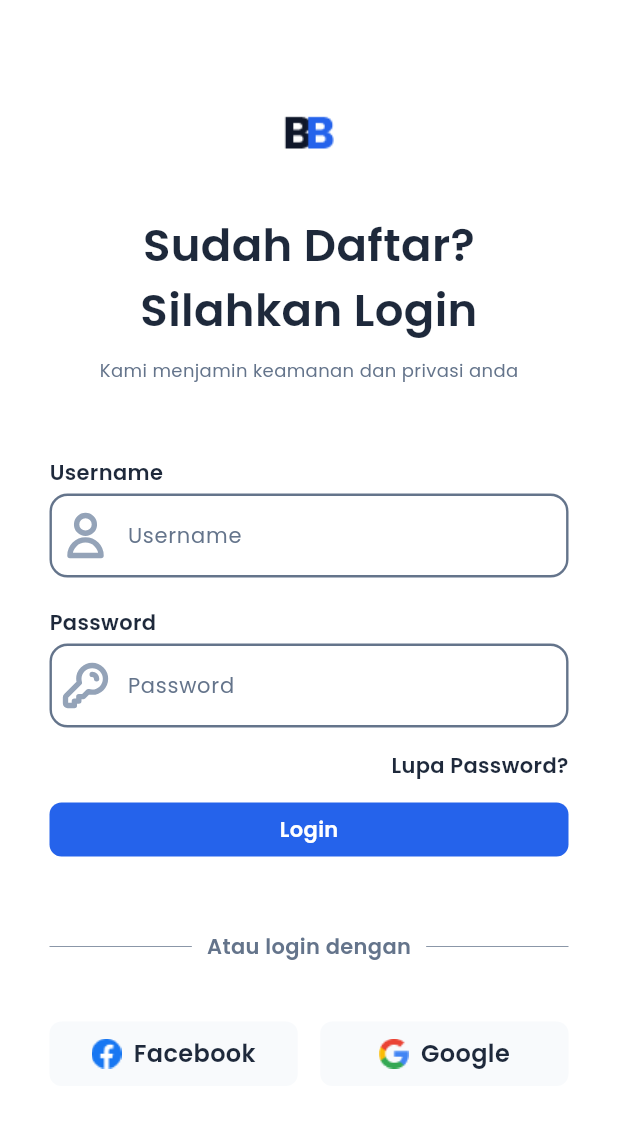
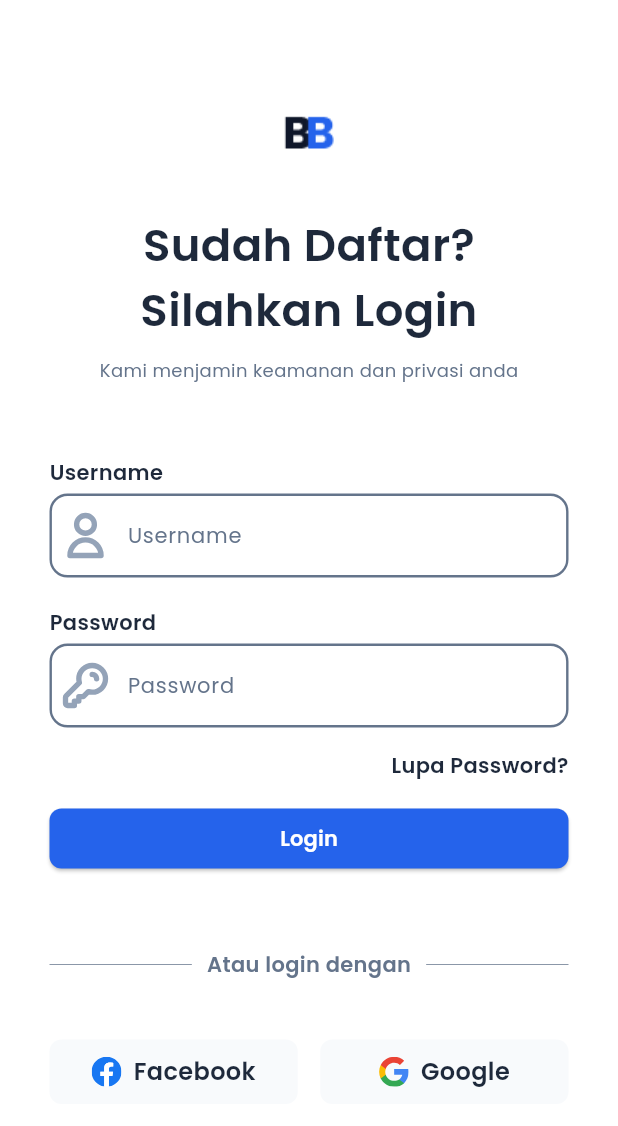
Before and after one commit to puturangga21/progmob-flutter, a Flutter app: the screen it shows after launch, on a phone screen of 412 x 824 dp. Shown: the top 1126 px of the screen. Run offline on Flutter 3.47's test engine with Material 3 defaults, Android fonts, the phone set to English and light mode, and no system bars; our stand-ins replace flutter_svg.

Commit message:
feat: Add new button, textfield, and card_login_social components

```diff
--- /dev/null
+++ b/lib/components/button.dart
@@ -0,0 +1,36 @@
+import 'package:flutter/material.dart';
+
+class MyButton extends StatelessWidget {
+  final String title;
+  final Color color;
+
+  const MyButton({
+    super.key,
+    required this.title,
+    required this.color,
+  });
+
+  @override
+  Widget build(BuildContext context) {
+    return SizedBox(
+      width: double.infinity,
+      child: ElevatedButton(
+          onPressed: () {},
+          style: ElevatedButton.styleFrom(
+            shape: RoundedRectangleBorder(
+              borderRadius: BorderRadius.circular(8),
+            ),
+            backgroundColor: color,
+          ),
+          child: Text(
+            title,
+            style: const TextStyle(
+              color: Colors.white,
+              fontFamily: 'Poppins',
+              fontWeight: FontWeight.w600,
+              fontSize: 14,
+            ),
+          )),
+    );
+  }
+}
--- /dev/null
+++ b/lib/components/card_login_social.dart
@@ -0,0 +1,47 @@
+import 'package:flutter/material.dart';
+import 'package:flutter_svg/svg.dart';
+import 'package:penmas/theme.dart';
+
+class CardLoginSocial extends StatelessWidget {
+  final String logo;
+  final String title;
+
+  const CardLoginSocial({
+    required this.logo,
+    required this.title,
+    super.key,
+  });
+
+  @override
+  Widget build(BuildContext context) {
+    return Flexible(
+      child: Container(
+        decoration: BoxDecoration(
+          color: const Color(0XFFF8FAFC),
+          borderRadius: BorderRadius.circular(8),
+        ),
+        padding: const EdgeInsets.symmetric(
+          vertical: 10,
+        ),
+        child: Row(
+          mainAxisAlignment: MainAxisAlignment.center,
+          children: [
+            Padding(
+              padding: const EdgeInsets.only(right: 8),
+              child: SvgPicture.asset(logo),
+            ),
+            Text(
+              title,
+              style: TextStyle(
+                fontFamily: 'Poppins',
+                fontSize: 16,
+                fontWeight: FontWeight.w600,
+                color: secondary,
+              ),
+            ),
+          ],
+        ),
+      ),
+    );
+  }
+}
--- a/lib/components/textfield.dart
+++ b/lib/components/textfield.dart
@@ -6,12 +6,14 @@ class MyTextField extends StatelessWidget {
   final String hintText;
   final String title;
   final String myIcons;
+  final bool hideText;
 
   const MyTextField({
     super.key,
     required this.hintText,
     required this.title,
     required this.myIcons,
+    required this.hideText,
   });
 
   @override
@@ -31,6 +33,8 @@ class MyTextField extends StatelessWidget {
         const SizedBox(height: 4),
         // text field
         TextField(
+          obscureText: hideText,
+          cursorColor: primary,
           style: const TextStyle(
             fontFamily: 'Poppins',
           ),
@@ -46,7 +50,7 @@ class MyTextField extends StatelessWidget {
             focusedBorder: OutlineInputBorder(
               borderSide: BorderSide(
                 width: 1.6,
-                color: neutral,
+                color: primary,
               ),
               borderRadius: BorderRadius.circular(12),
             ),
--- a/lib/login.dart
+++ b/lib/login.dart
@@ -1,4 +1,6 @@
 import 'package:flutter/material.dart';
+import 'package:penmas/components/button.dart';
+import 'package:penmas/components/card_login_social.dart';
 import 'package:penmas/components/textfield.dart';
 import 'package:penmas/theme.dart';
 
@@ -20,8 +22,8 @@ class LoginPage extends StatelessWidget {
                 const SizedBox(height: 36),
 
                 // Heading
-                SizedBox(
-                  width: 230,
+                Container(
+                  margin: const EdgeInsets.symmetric(horizontal: 40),
                   child: Text(
                     'Sudah Daftar? Silahkan Login',
                     style: TextStyle(
@@ -55,6 +57,7 @@ class LoginPage extends StatelessWidget {
                       hintText: 'Username',
                       title: 'Username',
                       myIcons: 'assets/icons/user.svg',
+                      hideText: false,
                     ),
 
                     SizedBox(height: 20),
@@ -64,6 +67,7 @@ class LoginPage extends StatelessWidget {
                       hintText: 'Password',
                       title: 'Password',
                       myIcons: 'assets/icons/key.svg',
+                      hideText: true,
                     ),
                   ],
                 ),
@@ -89,37 +93,25 @@ class LoginPage extends StatelessWidget {
                 const SizedBox(height: 15),
 
                 // Tombol
-                Container(
-                  width: double.infinity,
-                  height: 36,
-                  decoration: BoxDecoration(
+                MyButton(
                   color: primary,
-                    borderRadius: BorderRadius.circular(8),
-                  ),
-                  child: const Center(
-                    child: Text(
-                      'Login',
-                      style: TextStyle(
-                        color: Colors.white,
-                        fontFamily: 'Poppins',
-                        fontWeight: FontWeight.w600,
-                      ),
-                    ),
-                  ),
+                  title: 'Login',
                 ),
 
                 // Atau login dengan
-
                 const SizedBox(height: 50),
 
                 Row(
                   children: [
+                    // Garis hiasan
                     Expanded(
                       child: Divider(
                         thickness: 0.5,
                         color: neutral,
                       ),
                     ),
+
+                    // Teks
                     Padding(
                       padding: const EdgeInsets.symmetric(horizontal: 10.0),
                       child: Text(
@@ -132,6 +124,8 @@ class LoginPage extends StatelessWidget {
                         ),
                       ),
                     ),
+
+                    // Garis hiasan
                     Expanded(
                       child: Divider(
                         thickness: 0.5,
@@ -143,70 +137,42 @@ class LoginPage extends StatelessWidget {
 
                 const SizedBox(height: 40),
 
-                Row(
+                const Row(
                   children: [
-                    Flexible(
-                      fit: FlexFit.tight,
-                      child: Container(
-                        decoration: BoxDecoration(
-                          color: const Color(0XFFF8FAFC),
-                          borderRadius: BorderRadius.circular(8),
+                    // Card login untuk facebook
+                    CardLoginSocial(
+                      logo: 'assets/icons/svg.svg',
+                      title: 'Facebook',
                     ),
-                        padding: const EdgeInsets.symmetric(
-                          vertical: 10,
-                        ),
-                        child: Row(
-                          mainAxisAlignment: MainAxisAlignment.center,
-                          children: [
-                            Padding(
-                              padding: const EdgeInsets.only(right: 8),
-                              child: Image.asset('assets/images/facebook.png'),
-                            ),
-                            Text(
-                              'Facebook',
-                              style: TextStyle(
-                                fontFamily: 'Poppins',
-                                fontSize: 16,
-                                fontWeight: FontWeight.w600,
-                                color: secondary,
-                              ),
+
+                    SizedBox(width: 15),
+
+                    // Card login untuk google
+                    CardLoginSocial(
+                      logo: 'assets/icons/google.svg',
+                      title: 'Google',
                     ),
                   ],
                 ),
-                      ),
-                    ),
-                    const SizedBox(width: 15),
-                    Flexible(
-                      fit: FlexFit.tight,
-                      child: Container(
-                        decoration: BoxDecoration(
-                          color: const Color(0XFFF8FAFC),
-                          borderRadius: BorderRadius.circular(8),
-                        ),
-                        padding: const EdgeInsets.symmetric(
-                          vertical: 10,
-                        ),
-                        child: Row(
-                          mainAxisAlignment: MainAxisAlignment.center,
-                          children: [
-                            Padding(
-                              padding: const EdgeInsets.only(right: 8),
-                              child: Image.asset('assets/images/google.png'),
-                            ),
-                            Text(
-                              'Google',
+
+                const SizedBox(height: 110),
+
+                RichText(
+                  text: TextSpan(
+                    text: 'Belum punya akun? ',
                     style: TextStyle(
                       fontFamily: 'Poppins',
-                                fontSize: 16,
-                                fontWeight: FontWeight.w600,
+                      fontSize: 14,
                       color: secondary,
                     ),
+                    children: <TextSpan>[
+                      TextSpan(
+                        text: 'Daftar',
+                        style: TextStyle(
+                            fontWeight: FontWeight.w600, color: primary),
                       ),
                     ],
                   ),
-                      ),
-                    ),
-                  ],
                 )
               ],
             ),
```
Lines whose indentation alone changed are shown as unchanged.
